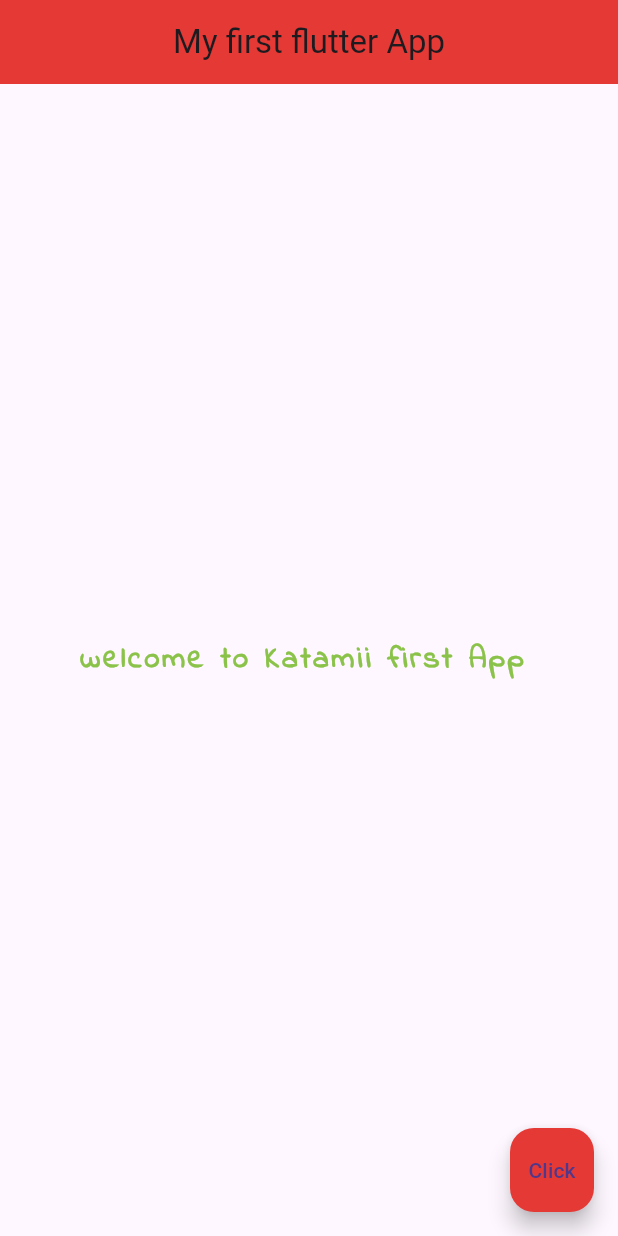
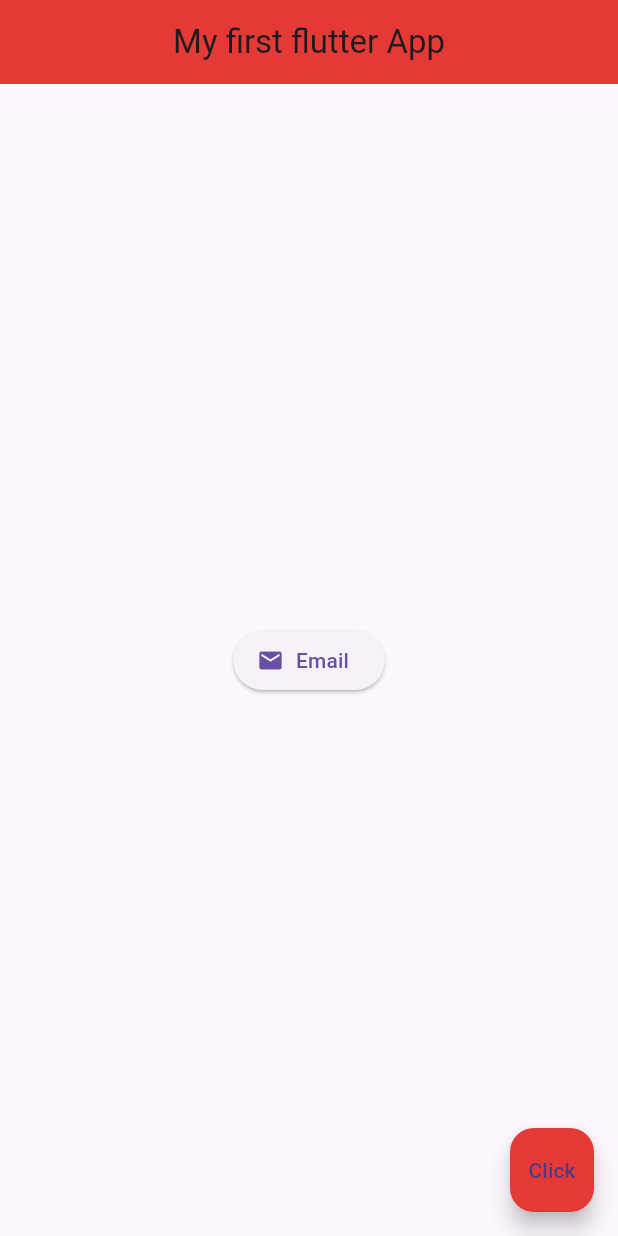
Before and after one commit to KATAMII/FlutterApp, a Flutter app: the screen it shows after launch, on a phone screen of 412 x 824 dp. Run offline on Flutter 3.47's test engine with Material 3 defaults, Android fonts, the phone set to English and light mode, and no system bars.

Commit message:
practice buttons,images,icons,stateless widgets

```diff
--- a/lib/main.dart
+++ b/lib/main.dart
@@ -1,29 +1,34 @@
 import 'package:flutter/material.dart';
 
 void main() => runApp(MaterialApp(
-  home:Scaffold(
+  home:Home(),
+));
+
+class Home extends StatelessWidget {
+  const Home({super.key});
+
+  @override
+  Widget build(BuildContext context) {
+    return Scaffold(
       appBar: AppBar(
         title: Text('My first flutter App'),
         centerTitle: true,
         backgroundColor: Colors.red[600],
       ),
       body: Center(
-      child: Text(
-          'welcome to Katamii first App ',
-              style: TextStyle(
-                fontSize: 20.0,
-                fontWeight: FontWeight.bold,
-                letterSpacing: 2.0,
-                color: Colors.lightGreen,
-                fontFamily: 'IndieFlower',
+        child:ElevatedButton.icon(
+            onPressed: (){},
+            icon:Icon(
+          Icons.mail
       ),
+            label: Text('Email')),
 
-      ),
       ),
       floatingActionButton: FloatingActionButton(
         onPressed: null, // Button will be disabled
         child: Text('Click'), // Plain text without styling
         backgroundColor: Colors.red[600],
       ),
-  ),
-));
+    );
+  }
+}
--- a/pubspec.yaml
+++ b/pubspec.yaml
@@ -59,9 +59,8 @@ flutter:
   uses-material-design: true
 
   # To add assets to your application, add an assets section, like this:
-  # assets:
-  #   - images/a_dot_burr.jpeg
-  #   - images/a_dot_ham.jpeg
+  assets:
+     - assets/
 
   # An image asset can refer to one or more resolution-specific "variants", see
   # https://flutter.dev/to/resolution-aware-images
```
Also changed, not shown: assets/mal-divs.jpeg (added), assets/maldivs.jpeg (added). Lines whose indentation alone changed are shown as unchanged.
